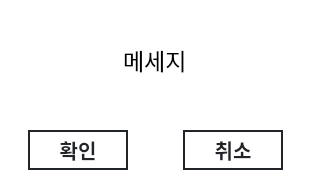
si-yeon/management_program, file client/view/view_check.ui: the form before one commit.
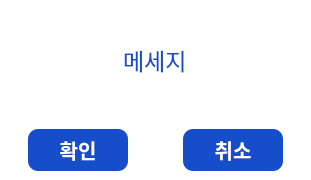
The form after the commit.

```diff
--- a/client/view/view_check.ui
+++ b/client/view/view_check.ui
@@ -85,6 +85,9 @@
           <pointsize>17</pointsize>
          </font>
         </property>
+        <property name="styleSheet">
+         <string notr="true">color: #164DCA;</string>
+        </property>
         <property name="text">
          <string>메세지</string>
         </property>
@@ -135,18 +138,20 @@
          <font>
           <family>Pretendard</family>
           <pointsize>-1</pointsize>
-          <weight>62</weight>
           <bold>true</bold>
          </font>
         </property>
         <property name="styleSheet">
-         <string notr="true">border: 2px solid #212529;
-    background-color: #fff;
-    color: #212529;
-    font-weight: 500;
-    font-size: 20px;
-    border-top-left-radius: 0.3rem;
-    border-top-right-radius: 0.3rem;</string>
+         <string notr="true">QPushButton{
+background: #164DCA;
+box-shadow: 0px 2px 12px rgb(25 25 25 / 16%);
+align-items: center;
+color: #fff;
+font-weight: 600;
+font-size: 20px;
+border-radius: 10px;
+padding: 6px;
+}</string>
         </property>
         <property name="text">
          <string>확인</string>
@@ -165,18 +170,20 @@
          <font>
           <family>Pretendard</family>
           <pointsize>-1</pointsize>
-          <weight>62</weight>
           <bold>true</bold>
          </font>
         </property>
         <property name="styleSheet">
-         <string notr="true">border: 2px solid #212529;
-    background-color: #fff;
-    color: #212529;
-    font-weight: 500;
-    font-size: 20px;
-    border-top-left-radius: 0.3rem;
-    border-top-right-radius: 0.3rem;</string>
+         <string notr="true">QPushButton{
+background: #164DCA;
+box-shadow: 0px 2px 12px rgb(25 25 25 / 16%);
+align-items: center;
+color: #fff;
+font-weight: 600;
+font-size: 20px;
+border-radius: 10px;
+padding: 6px;
+}</string>
         </property>
         <property name="text">
          <string>취소</string>
```
